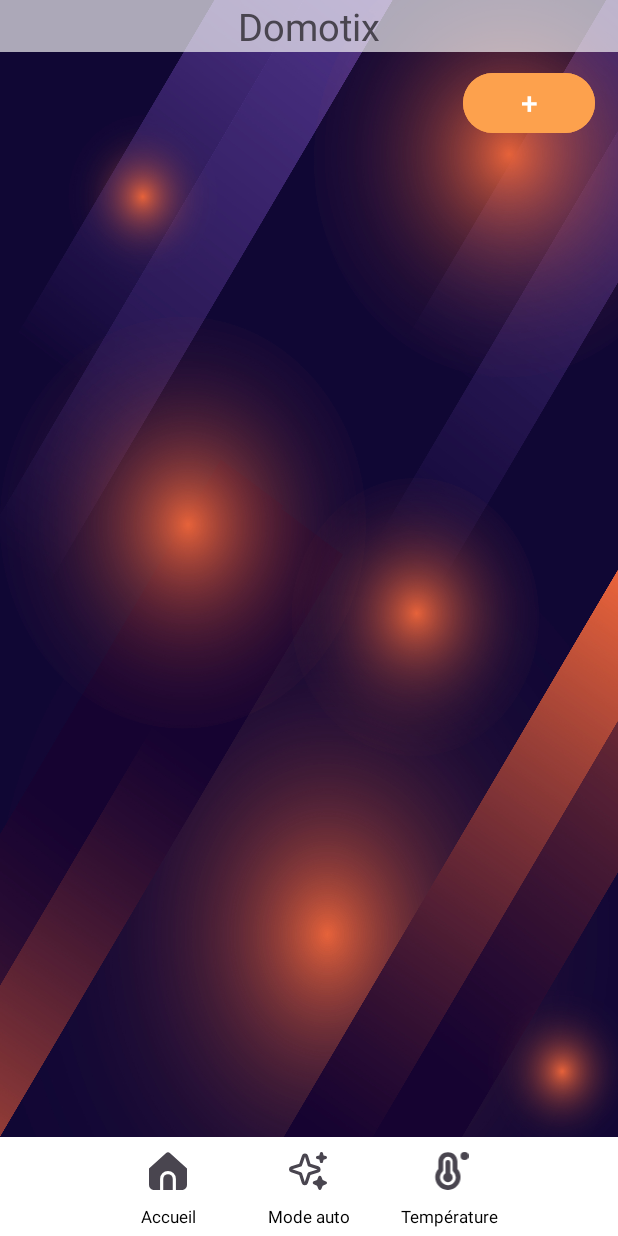
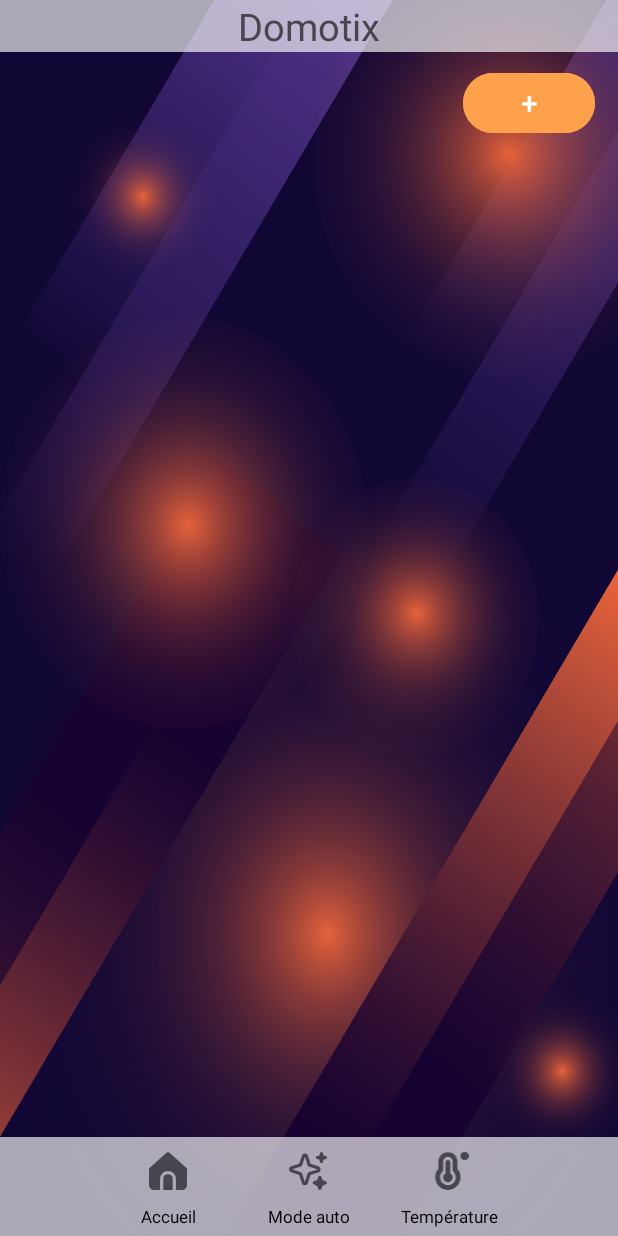
Before and after one commit to uvsq22101464/projetL3, an Android app: the screen it shows after launch (MainActivity), on a phone screen of 412 x 824 dp. Run offline under Robolectric (Android 15) with nearby library versions, the phone set to English and light mode, and no system bars; our stand-ins replace Firebase (no records; nobody signed in at launch, a user with empty details on screens opened directly); 6 statements that could not run were skipped.

Commit message:
Update toolbar.xml

```diff
--- a/app/src/main/res/layout/toolbar.xml
+++ b/app/src/main/res/layout/toolbar.xml
@@ -6,7 +6,7 @@
     android:layout_width="match_parent"
     android:layout_height="wrap_content"
     android:layout_gravity="bottom"
-    android:background="@color/Blanc"
+    android:background="@color/Blanc_transparent"
     android:backgroundTint="#FFFFFF"
     android:paddingStart="65dp"
     android:paddingEnd="65dp"
```
